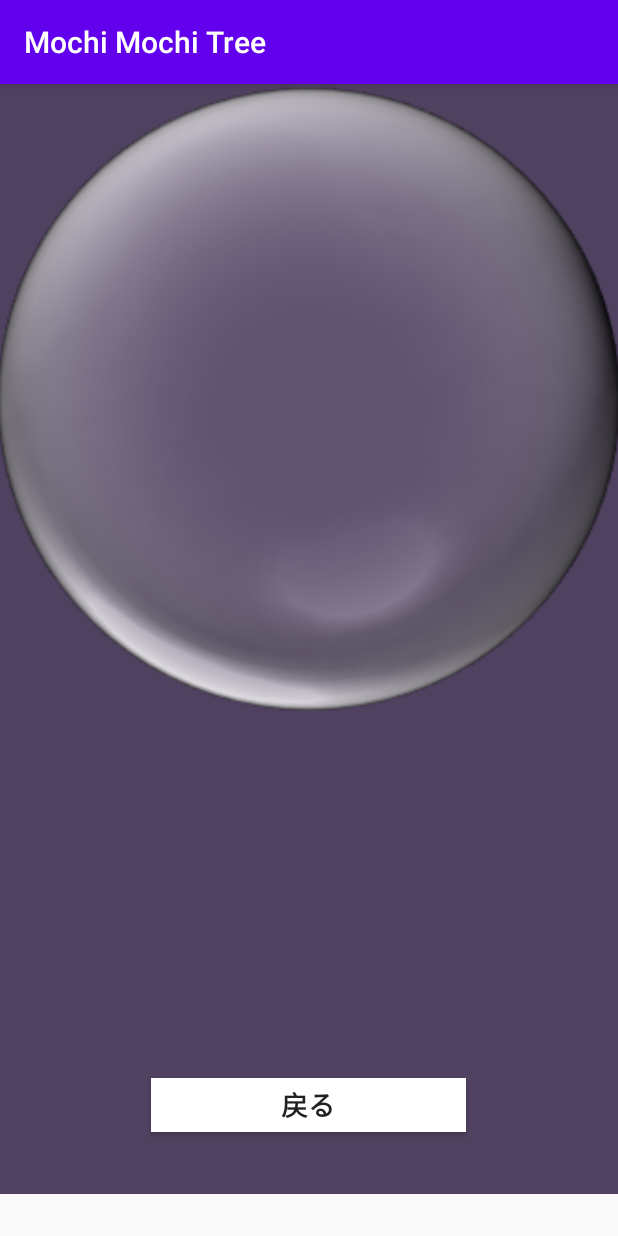
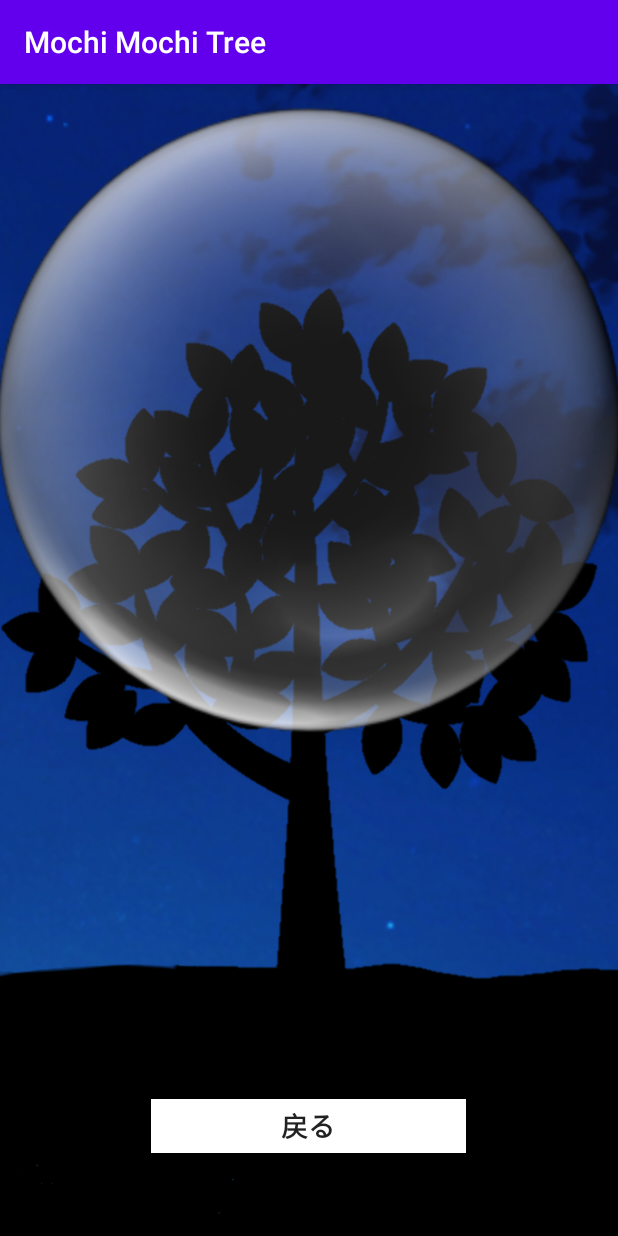
Before and after one commit to ykare/viola, an Android app: the DetailActivity screen opened directly, with no data from a screen before it, on a phone screen of 412 x 824 dp. Run offline under Robolectric (Android 15) with nearby library versions, the phone set to English and light mode, and no system bars; 1 statement that could not run was skipped.

Commit message:
背景を変えた

```diff
--- a/app/src/main/res/layout/activity_detail.xml
+++ b/app/src/main/res/layout/activity_detail.xml
@@ -5,13 +5,13 @@
     android:id="@+id/linearLayout"
     android:layout_width="wrap_content"
     android:layout_height="wrap_content"
-    android:background="#FFFFFF"
-    android:backgroundTint="#4F4160"
+    android:background="@drawable/backg"
     android:gravity="center"
     android:orientation="vertical"
     tools:context=".DetailActivity">
 
     <LinearLayout
+        android:id="@+id/bubble"
         android:layout_width="420dp"
         android:layout_height="420dp"
         android:background="@drawable/image"
```
Also changed, not shown: app/src/main/java/tgh2020/viola/DetailActivity.java (+26 -4 lines), app/src/main/res/drawable/backg.png (added).
